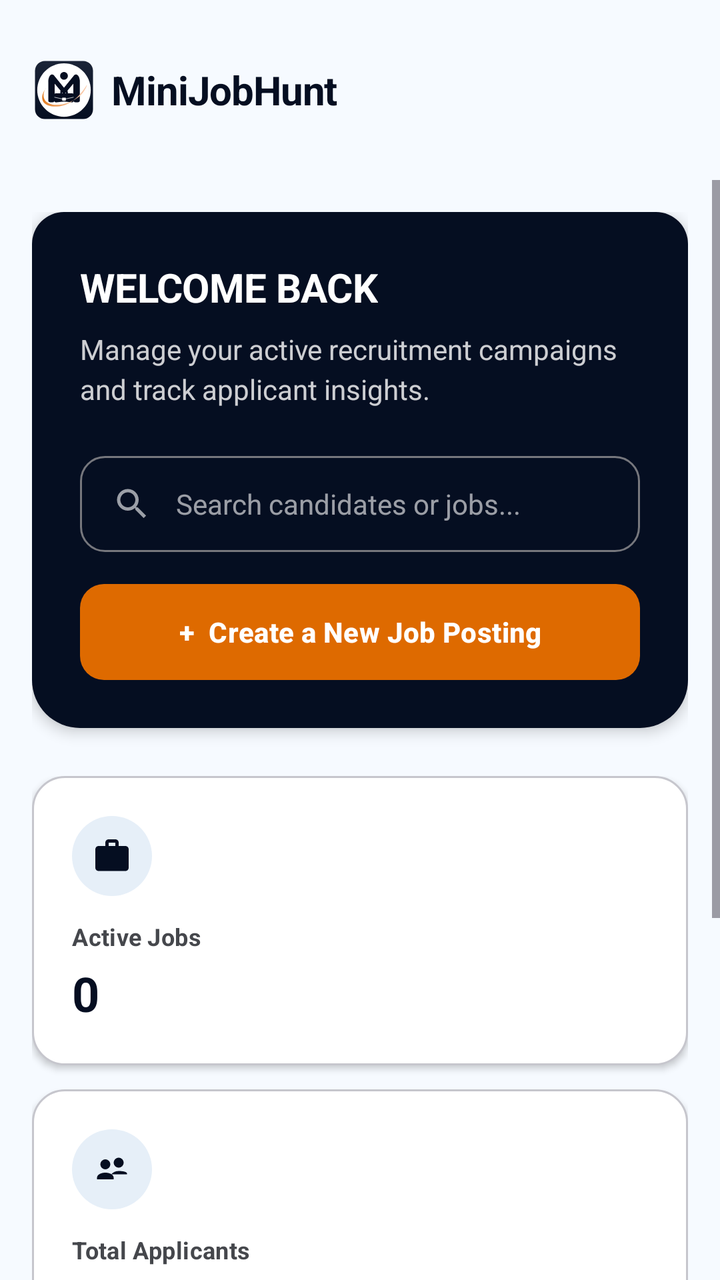
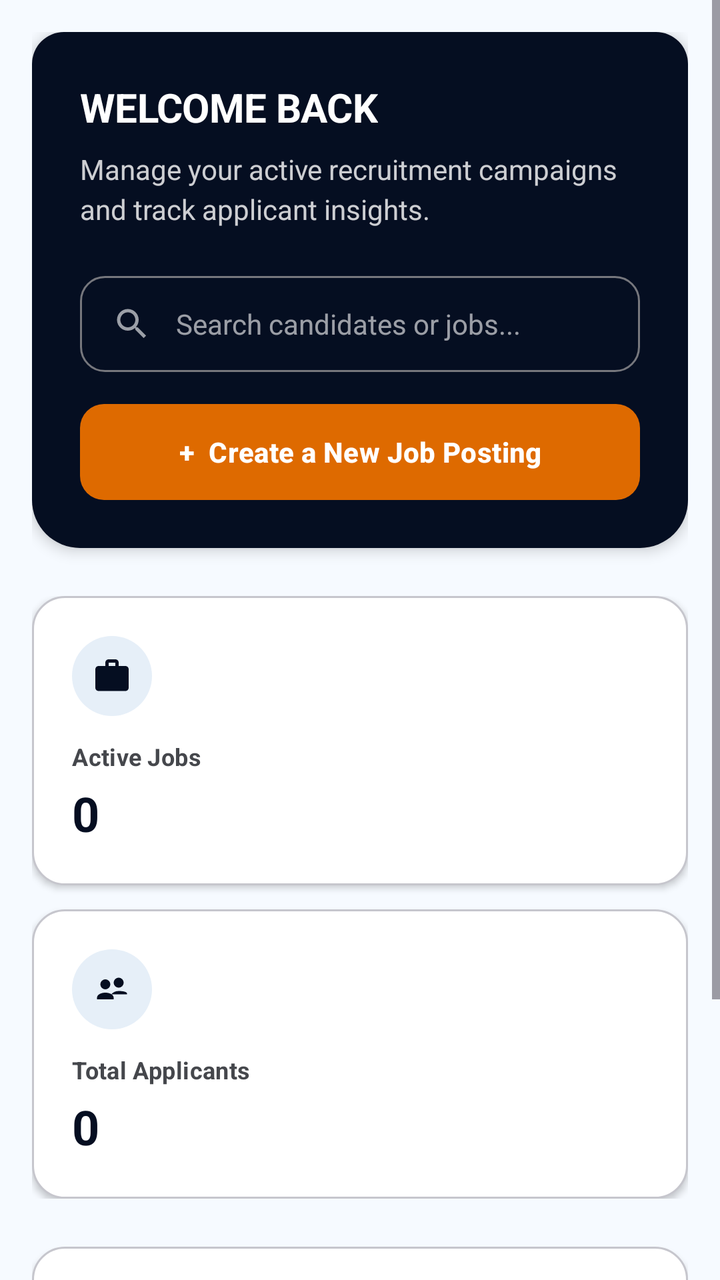

An Android layout rendered at two revisions. The XML below is the earlier revision; the diff shows what the commit changed to produce the second picture.
<!-- AndroidManifest.xml: application theme Theme.MiniJobHunt -->
<!-- res/layout/fragment_client_dashboard.xml -->
<?xml version="1.0" encoding="utf-8"?>
<LinearLayout xmlns:android="http://schemas.android.com/apk/res/android"
    xmlns:app="http://schemas.android.com/apk/res-auto"
    xmlns:tools="http://schemas.android.com/tools"
    android:layout_width="match_parent"
    android:layout_height="match_parent"
    android:orientation="vertical"
    android:background="@color/background">

    
    <include
        android:id="@+id/header"
        layout="@layout/layout_common_header" />

    <ScrollView
        android:layout_width="match_parent"
        android:layout_height="match_parent"
        android:fillViewport="true">

        <LinearLayout
            android:layout_width="match_parent"
            android:layout_height="wrap_content"
            android:orientation="vertical"
            android:padding="16dp">

            
            <LinearLayout
                android:layout_width="match_parent"
                android:layout_height="wrap_content"
                android:background="@drawable/bg_dark_banner"
                android:orientation="vertical"
                android:padding="24dp"
                android:elevation="4dp">

                <LinearLayout
                    android:layout_width="wrap_content"
                    android:layout_height="wrap_content"
                    android:orientation="horizontal"
                    android:gravity="center_vertical">
                    <TextView
                        android:id="@+id/txtUserName"
                        android:layout_width="wrap_content"
                        android:layout_height="wrap_content"
                        android:text="WELCOME BACK"
                        android:textColor="@color/white"
                        android:textSize="20sp"
                        android:textStyle="bold"
                        android:letterSpacing="-0.01" />
                    <ImageView
                        android:id="@+id/imgVerifiedBadge"
                        android:layout_width="18dp"
                        android:layout_height="18dp"
                        android:layout_marginStart="8dp"
                        android:src="@drawable/ic_verified"
                        android:visibility="gone"
                        app:tint="@color/orange_primary" />
                </LinearLayout>

                <TextView
                    android:layout_width="wrap_content"
                    android:layout_height="wrap_content"
                    android:layout_marginTop="8dp"
                    android:text="Manage your active recruitment campaigns and track applicant insights."
                    android:textColor="#CCFFFFFF"
                    android:textSize="14sp"
                    android:lineHeight="20dp" />

                <LinearLayout
                    android:layout_width="match_parent"
                    android:layout_height="48dp"
                    android:layout_marginTop="24dp"
                    android:background="@drawable/bg_input_rounded"
                    android:gravity="center_vertical"
                    android:paddingHorizontal="16dp">

                    <ImageView
                        android:layout_width="20dp"
                        android:layout_height="20dp"
                        android:src="@drawable/ic_search_outlined"
                        app:tint="#99FFFFFF" />

                    <TextView
                        android:layout_width="wrap_content"
                        android:layout_height="wrap_content"
                        android:layout_marginStart="12dp"
                        android:text="Search candidates or jobs..."
                        android:textColor="#99FFFFFF"
                        android:textSize="14sp" />
                </LinearLayout>

                <com.google.android.material.button.MaterialButton
                    android:id="@+id/btnPostJob"
                    style="@style/AppButton.Accent"
                    android:layout_width="match_parent"
                    android:layout_height="48dp"
                    android:layout_marginTop="16dp"
                    android:text="+  Create a New Job Posting"
                    android:textAllCaps="false"
                    android:textSize="14sp" />

            </LinearLayout>

            
            <LinearLayout
                android:layout_width="match_parent"
                android:layout_height="wrap_content"
                android:layout_marginTop="24dp"
                android:orientation="vertical">

                
                <LinearLayout
                    android:layout_width="match_parent"
                    android:layout_height="wrap_content"
                    android:background="@drawable/bg_card_white"
                    android:orientation="vertical"
                    android:padding="20dp"
                    android:elevation="2dp">

                    <ImageView
                        android:layout_width="40dp"
                        android:layout_height="40dp"
                        android:background="@drawable/bg_chip_light"
                        android:padding="10dp"
                        android:src="@drawable/ic_briefcase_filled"
                        app:tint="@color/primary" />

                    <TextView
                        android:layout_width="wrap_content"
                        android:layout_height="wrap_content"
                        android:layout_marginTop="12dp"
                        android:text="Active Jobs"
                        android:textColor="@color/text_secondary"
                        android:textSize="12sp"
                        android:textStyle="bold"
                        android:letterSpacing="0.01" />

                    <TextView
                        android:id="@+id/txtOpenJobsCount"
                        android:layout_width="wrap_content"
                        android:layout_height="wrap_content"
                        android:layout_marginTop="4dp"
                        android:text="0"
                        android:textColor="@color/primary"
                        android:textSize="24sp"
                        android:textStyle="bold" />
                </LinearLayout>

                
                <LinearLayout
                    android:layout_width="match_parent"
                    android:layout_height="wrap_content"
                    android:layout_marginTop="12dp"
                    android:background="@drawable/bg_card_white"
                    android:orientation="vertical"
                    android:padding="20dp"
                    android:elevation="2dp">

                    <ImageView
                        android:layout_width="40dp"
                        android:layout_height="40dp"
                        android:background="@drawable/bg_chip_light"
                        android:padding="10dp"
                        android:src="@drawable/ic_people"
                        app:tint="@color/primary" />

                    <TextView
                        android:layout_width="wrap_content"
                        android:layout_height="wrap_content"
                        android:layout_marginTop="12dp"
                        android:text="Total Applicants"
                        android:textColor="@color/text_secondary"
                        android:textSize="12sp"
                        android:textStyle="bold"
                        android:letterSpacing="0.01" />

                    <TextView
                        android:id="@+id/txtApplicationsCount"
                        android:layout_width="wrap_content"
                        android:layout_height="wrap_content"
                        android:layout_marginTop="4dp"
                        android:text="0"
                        android:textColor="@color/primary"
                        android:textSize="24sp"
                        android:textStyle="bold" />
                </LinearLayout>
            </LinearLayout>

            <RelativeLayout
                android:layout_width="match_parent"
                android:layout_height="wrap_content"
                android:layout_marginTop="24dp"
                android:layout_marginBottom="16dp"
                android:background="@drawable/bg_card_white"
                android:padding="20dp"
                android:elevation="2dp">

                <TextView
                    android:layout_width="wrap_content"
                    android:layout_height="wrap_content"
                    android:layout_centerVertical="true"
                    android:text="Recent Listings"
                    android:textColor="@color/primary"
                    android:textSize="18sp"
                    android:textStyle="bold" />

                <LinearLayout
                    android:layout_width="wrap_content"
                    android:layout_height="wrap_content"
                    android:layout_alignParentEnd="true"
                    android:layout_centerVertical="true"
                    android:gravity="center_vertical"
                    android:orientation="horizontal">

                    <TextView
                        android:layout_width="wrap_content"
                        android:layout_height="wrap_content"
                        android:text="View All"
                        android:textColor="@color/primary"
                        android:textSize="12sp"
                        android:textStyle="bold"
                        android:letterSpacing="0.01" />

                    <ImageView
                        android:layout_width="16dp"
                        android:layout_height="16dp"
                        android:layout_marginStart="4dp"
                        android:src="@drawable/ic_chevron_right"
                        app:tint="@color/primary" />
                </LinearLayout>
            </RelativeLayout>

            <com.google.android.material.card.MaterialCardView
                android:id="@+id/cardRecentJob"
                android:layout_width="match_parent"
                android:layout_height="wrap_content"
                app:cardCornerRadius="16dp"
                app:cardElevation="2dp"
                app:strokeWidth="1dp"
                app:strokeColor="@color/outline_variant"
                android:layout_marginBottom="16dp"
                android:visibility="gone"
                tools:visibility="visible">

                <LinearLayout
                    android:layout_width="match_parent"
                    android:layout_height="wrap_content"
                    android:orientation="vertical"
                    android:padding="20dp">

                    <TextView
                        android:id="@+id/txtRecentJobTitle"
                        android:layout_width="match_parent"
                        android:layout_height="wrap_content"
                        android:text="Software Developer"
                        android:textColor="@color/primary"
                        android:textSize="18sp"
                        android:textStyle="bold" />

                    <LinearLayout
                        android:layout_width="match_parent"
                        android:layout_height="wrap_content"
                        android:orientation="horizontal"
                        android:layout_marginTop="8dp"
                        android:gravity="center_vertical">

                        <TextView
                            android:id="@+id/txtRecentJobPostedAt"
                            android:layout_width="wrap_content"
                            android:layout_height="wrap_content"
                            android:text="2 hours ago"
                            android:textColor="@color/text_secondary"
                            android:textSize="12sp" />

                        <View
                            android:layout_width="4dp"
                            android:layout_height="4dp"
                            android:layout_marginHorizontal="8dp"
                            android:background="@drawable/bg_chip_light" />

                        <TextView
                            android:id="@+id/txtRecentJobApplicants"
                            android:layout_width="wrap_content"
                            android:layout_height="wrap_content"
                            android:text="0 applicants"
                            android:textColor="@color/primary"
                            android:textSize="12sp"
                            android:textStyle="bold" />
                    </LinearLayout>

                    <View
                        android:layout_width="match_parent"
                        android:layout_height="1dp"
                        android:background="@color/outline_variant"
                        android:layout_marginVertical="16dp" />

                    <RelativeLayout
                        android:layout_width="match_parent"
                        android:layout_height="wrap_content">

                        <com.google.android.material.imageview.ShapeableImageView
                            android:id="@+id/imgRecentClientProfile"
                            android:layout_width="40dp"
                            android:layout_height="40dp"
                            android:src="@drawable/ic_profile"
                            app:shapeAppearanceOverlay="@style/CircleImage"
                            app:strokeColor="@color/outline_variant"
                            app:strokeWidth="1dp" />

                        <LinearLayout
                            android:layout_width="wrap_content"
                            android:layout_height="wrap_content"
                            android:layout_toEndOf="@id/imgRecentClientProfile"
                            android:layout_centerVertical="true"
                            android:layout_marginStart="12dp"
                            android:orientation="horizontal"
                            android:gravity="center_vertical">

                            <TextView
                                android:id="@+id/txtRecentClientName"
                                android:layout_width="wrap_content"
                                android:layout_height="wrap_content"
                                android:text="John Doe"
                                android:textColor="@color/primary"
                                android:textSize="14sp"
                                android:textStyle="bold" />

                            <ImageView
                                android:id="@+id/imgRecentVerifiedBadge"
                                android:layout_width="14dp"
                                android:layout_height="14dp"
                                android:layout_marginStart="4dp"
                                android:src="@drawable/ic_verified"
                                android:visibility="gone"
                                app:tint="@color/orange_primary" />
                        </LinearLayout>

                        <ImageView
                            android:layout_width="20dp"
                            android:layout_height="20dp"
                            android:layout_alignParentEnd="true"
                            android:layout_centerVertical="true"
                            android:src="@drawable/ic_send"
                            android:rotation="-45"
                            app:tint="@color/primary" />
                    </RelativeLayout>
                </LinearLayout>
            </com.google.android.material.card.MaterialCardView>

            <Space
                android:layout_width="match_parent"
                android:layout_height="100dp" />

        </LinearLayout>
    </ScrollView>
</LinearLayout>
<!-- res/layout/layout_common_header.xml (included above) -->
<?xml version="1.0" encoding="utf-8"?>
<RelativeLayout xmlns:android="http://schemas.android.com/apk/res/android"
    xmlns:app="http://schemas.android.com/apk/res-auto"
    android:layout_width="match_parent"
    android:layout_height="90dp"
    android:background="@color/surface"
    android:paddingHorizontal="16dp"
    android:paddingTop="24dp">

    <LinearLayout
        android:layout_width="wrap_content"
        android:layout_height="wrap_content"
        android:layout_centerVertical="true"
        android:gravity="center_vertical"
        android:orientation="horizontal">

        <ImageView
            android:layout_width="32dp"
            android:layout_height="32dp"
            android:src="@drawable/ic_mainlogo" />

        <TextView
            android:layout_width="wrap_content"
            android:layout_height="wrap_content"
            android:layout_marginStart="8dp"
            android:text="MiniJobHunt"
            android:textColor="@color/primary"
            android:textSize="20sp"
            android:textStyle="bold"
            android:letterSpacing="-0.02" />
    </LinearLayout>
</RelativeLayout>
<!-- resources referenced by this layout -->
<resources>
  <color name="background">#f6faff</color>
  <color name="orange_primary">#de6a00</color>
  <color name="outline_variant">#c6c6cd</color>
  <color name="primary">#050e21</color>
  <color name="surface">#f6faff</color>
  <color name="text_secondary">#45474c</color>
  <color name="white">#FFFFFF</color>
  <!-- drawable bg_card_white (drawable) -->
  <?xml version="1.0" encoding="utf-8"?>
  <shape xmlns:android="http://schemas.android.com/apk/res/android"
      android:shape="rectangle">
      <solid android:color="@color/white" />
      <corners android:radius="16dp" />
      <stroke
          android:width="1dp"
          android:color="@color/outline_variant" />
  </shape>
  <!-- drawable bg_chip_light (drawable) -->
  <?xml version="1.0" encoding="utf-8"?>
  <shape xmlns:android="http://schemas.android.com/apk/res/android"
      android:shape="rectangle">
      <solid android:color="@color/surface_container" />
      <corners android:radius="999dp" />
  </shape>
  <!-- drawable bg_dark_banner (drawable) -->
  <?xml version="1.0" encoding="utf-8"?>
  <shape xmlns:android="http://schemas.android.com/apk/res/android"
      android:shape="rectangle">
      <solid android:color="@color/primary" />
      <corners
          android:bottomLeftRadius="24dp"
          android:bottomRightRadius="24dp"
          android:topLeftRadius="16dp"
          android:topRightRadius="16dp" />
  </shape>
  <!-- drawable ic_chevron_right (drawable) -->
  <vector xmlns:android="http://schemas.android.com/apk/res/android"
      android:width="24dp"
      android:height="24dp"
      android:viewportWidth="24"
      android:viewportHeight="24">
    <path
        android:fillColor="#FF000000"
        android:pathData="M10,6L8.59,7.41 13.17,12 8.59,16.59 10,18l6,-6z"/>
  </vector>
  <!-- drawable ic_mainlogo: vector/xml drawable (drawable, 3696 chars, omitted) -->
  <!-- drawable ic_send (drawable) -->
  <vector xmlns:android="http://schemas.android.com/apk/res/android"
      android:width="24dp"
      android:height="24dp"
      android:viewportWidth="24"
      android:viewportHeight="24">
    <path
        android:fillColor="#FF000000"
        android:pathData="M2.01,21L23,12 2.01,3 2,10l15,2 -15,2z"/>
  </vector>
  <style name="CircleImage">
          <item name="cornerSize">50%</item>
      </style>
  <style name="Theme.MiniJobHunt" parent="Base.Theme.MiniJobHunt" />
  <color name="surface_container">#e6eff8</color>
  <color name="outline">#76777d</color>
  <color name="info">#050e21</color>
  <style name="ShapeAppearance.App.Medium" parent="ShapeAppearance.Material3.MediumComponent">
          <item name="cornerSize">12dp</item>
      </style>
  <color name="primary_container">#1b2437</color>
  <color name="on_primary_container">#828ba2</color>
  <color name="secondary">#5c5f60</color>
  <style name="AppText.HeadlineLarge">
          <item name="android:textSize">24sp</item>
          <item name="android:textStyle">bold</item>
          <item name="android:textColor">@color/text_primary</item>
          <item name="android:letterSpacing">-0.02</item>
      </style>
  <style name="AppText.TitleMedium">
          <item name="android:textSize">18sp</item>
          <item name="android:textStyle">bold</item>
          <item name="android:textColor">@color/text_primary</item>
      </style>
  <style name="AppText.BodyLarge">
          <item name="android:textSize">16sp</item>
          <item name="android:textColor">@color/text_secondary</item>
      </style>
  <style name="AppText.LabelMedium">
          <item name="android:textSize">12sp</item>
          <item name="android:textStyle">bold</item>
          <item name="android:textColor">@color/text_muted</item>
          <item name="android:letterSpacing">0.01</item>
      </style>
  <color name="text_primary">#141d23</color>
  <color name="text_muted">#76777d</color>
  <!-- unchanged entries left out for length: 8 -->
</resources>

<!-- the commit's change to res/layout/fragment_client_dashboard.xml (unified diff, before → after) -->
@@ -6,11 +6,6 @@
     android:layout_height="match_parent"
     android:orientation="vertical"
     android:background="@color/background">
-
-    
-    <include
-        android:id="@+id/header"
-        layout="@layout/layout_common_header" />
 
     <ScrollView
         android:layout_width="match_parent"
@@ -353,36 +348,3 @@
         </LinearLayout>
     </ScrollView>
 </LinearLayout>
-<!-- res/layout/layout_common_header.xml (included above) -->
-<?xml version="1.0" encoding="utf-8"?>
-<RelativeLayout xmlns:android="http://schemas.android.com/apk/res/android"
-    xmlns:app="http://schemas.android.com/apk/res-auto"
-    android:layout_width="match_parent"
-    android:layout_height="90dp"
-    android:background="@color/surface"
-    android:paddingHorizontal="16dp"
-    android:paddingTop="24dp">
-
-    <LinearLayout
-        android:layout_width="wrap_content"
-        android:layout_height="wrap_content"
-        android:layout_centerVertical="true"
-        android:gravity="center_vertical"
-        android:orientation="horizontal">
-
-        <ImageView
-            android:layout_width="32dp"
-            android:layout_height="32dp"
-            android:src="@drawable/ic_mainlogo" />
-
-        <TextView
-            android:layout_width="wrap_content"
-            android:layout_height="wrap_content"
-            android:layout_marginStart="8dp"
-            android:text="MiniJobHunt"
-            android:textColor="@color/primary"
-            android:textSize="20sp"
-            android:textStyle="bold"
-            android:letterSpacing="-0.02" />
-    </LinearLayout>
-</RelativeLayout>
<!-- resource entries referenced after the edit -->
@@ -4,7 +4,6 @@
   <color name="orange_primary">#de6a00</color>
   <color name="outline_variant">#c6c6cd</color>
   <color name="primary">#050e21</color>
-  <color name="surface">#f6faff</color>
   <color name="text_secondary">#45474c</color>
   <color name="white">#FFFFFF</color>
   <!-- drawable bg_card_white (drawable) -->
@@ -45,7 +44,6 @@
         android:fillColor="#FF000000"
         android:pathData="M10,6L8.59,7.41 13.17,12 8.59,16.59 10,18l6,-6z"/>
   </vector>
-  <!-- drawable ic_mainlogo: vector/xml drawable (drawable, 3696 chars, omitted) -->
   <!-- drawable ic_send (drawable) -->
   <vector xmlns:android="http://schemas.android.com/apk/res/android"
       android:width="24dp"
